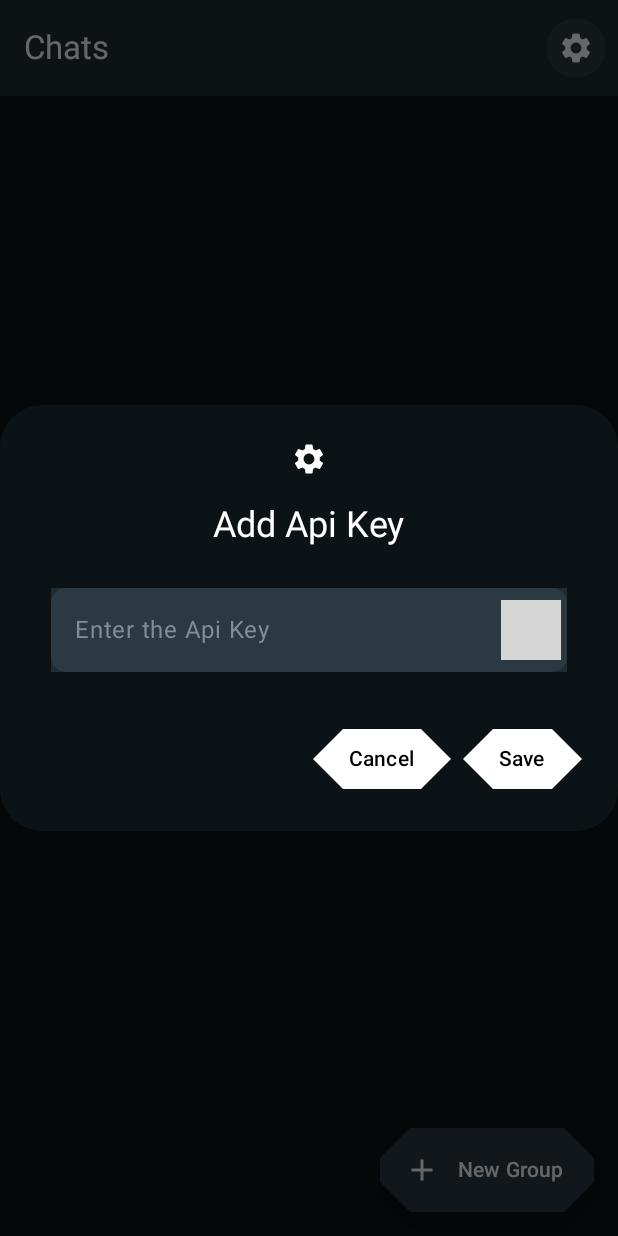
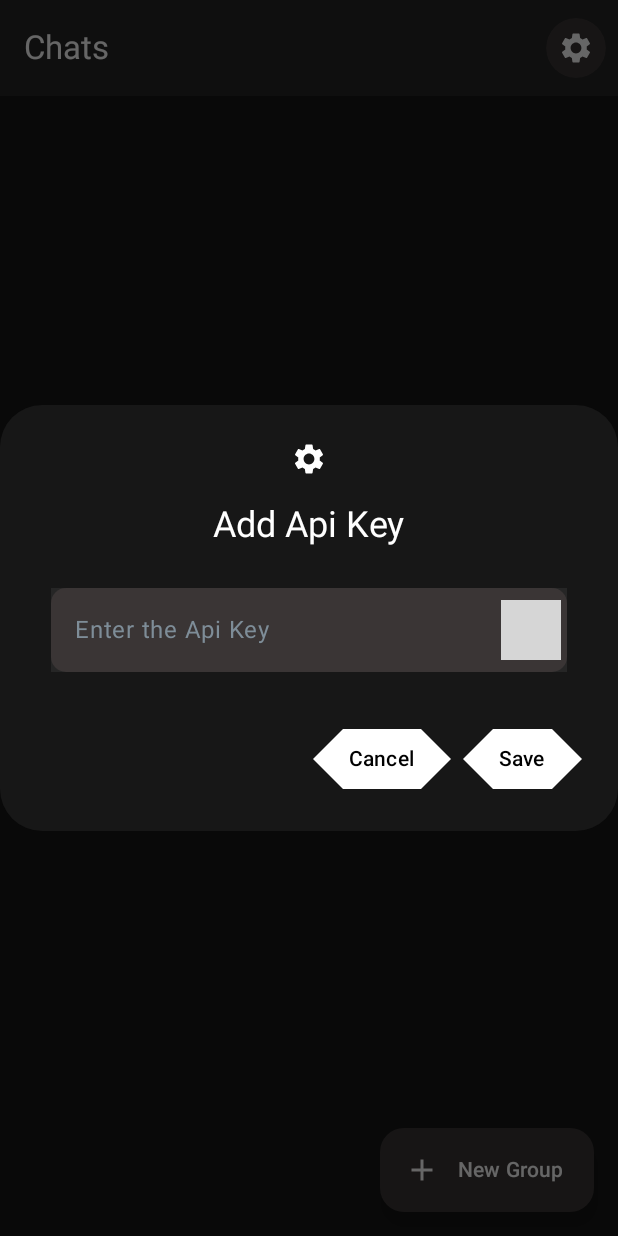
Before and after one commit to Coding-Meet/Gemini-AI-KMP-App, an Android app built with Jetpack Compose: the screen it shows after launch (MainActivity), after a tap on "api key", on a phone screen of 412 x 824 dp. Run offline under Robolectric (Android 15) with nearby library versions, the phone set to English and light mode, and no system bars; our stand-ins replace Compose Multiplatform resources; libraries missing offline, so code that uses them is left out: app.cash.sqldelight, com.russhwolf.settings, moe.tlaster.precompose; 3 statements that could not run were skipped; grey boxes are pictures that could not be loaded.

Commit message:
color change it

```diff
--- a/composeApp/src/commonMain/kotlin/presentation/components/TopBarLayout.kt
+++ b/composeApp/src/commonMain/kotlin/presentation/components/TopBarLayout.kt
@@ -36,7 +36,6 @@ fun TopBarLayout(
                     defaultElevation = 6.dp,
                     pressedElevation = 0.dp
                 ),
-                shape = CutCornerShape(20.dp),
                 onClick = {
                     val apiKey = mainViewModel.getApikeyLocalStorage().trim()
                     if (apiKey.isNotEmpty()) {
--- a/composeApp/src/commonMain/kotlin/theme/Color.kt
+++ b/composeApp/src/commonMain/kotlin/theme/Color.kt
@@ -3,10 +3,10 @@ package theme
 import androidx.compose.ui.graphics.Color
 
 
-val lightBackgroundColor = Color(0xff0c1317)
-val borderColor = Color(0xff202c33)
-val selectedBGColor = Color(0xff394b59)
-val lightBorderColor = Color(0xff2a3942)
+val lightBackgroundColor = Color(0xff171717)
+val borderColor = Color(0xff262626)
+val selectedBGColor = Color(0xff3a3535)
+val lightBorderColor = Color(0xff3a3535)
 val whiteColor = Color(0xffffffff)
 val blackColor = Color(0xff000000)
 val selectionColor = Color(0xff083fab)
```
